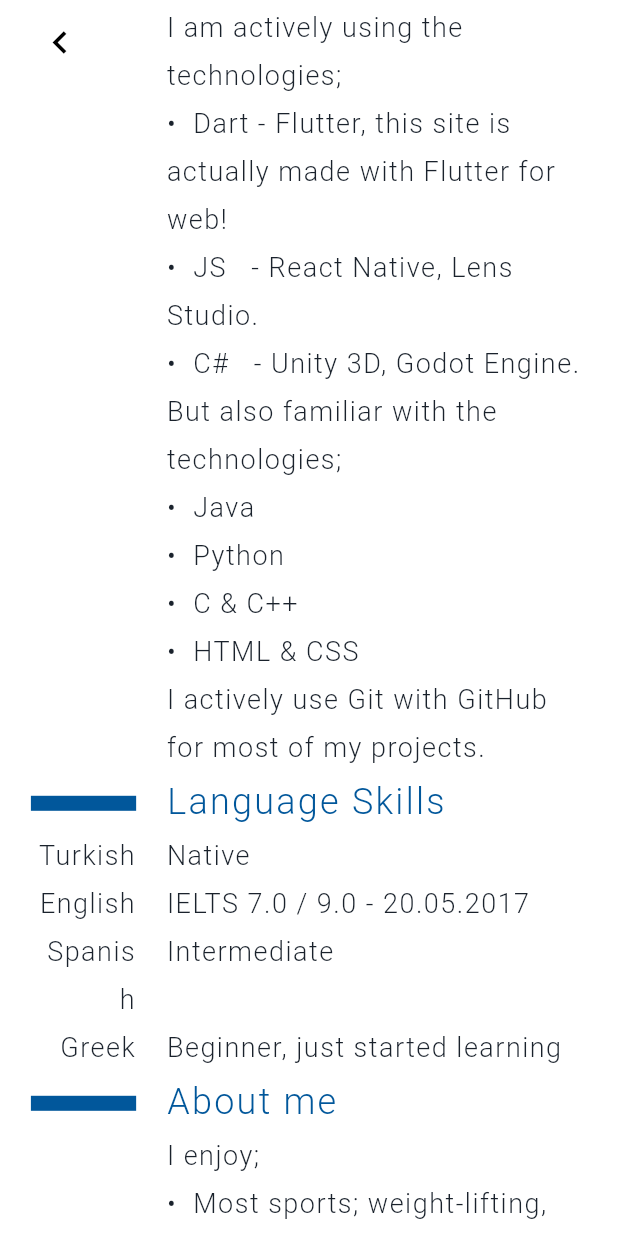
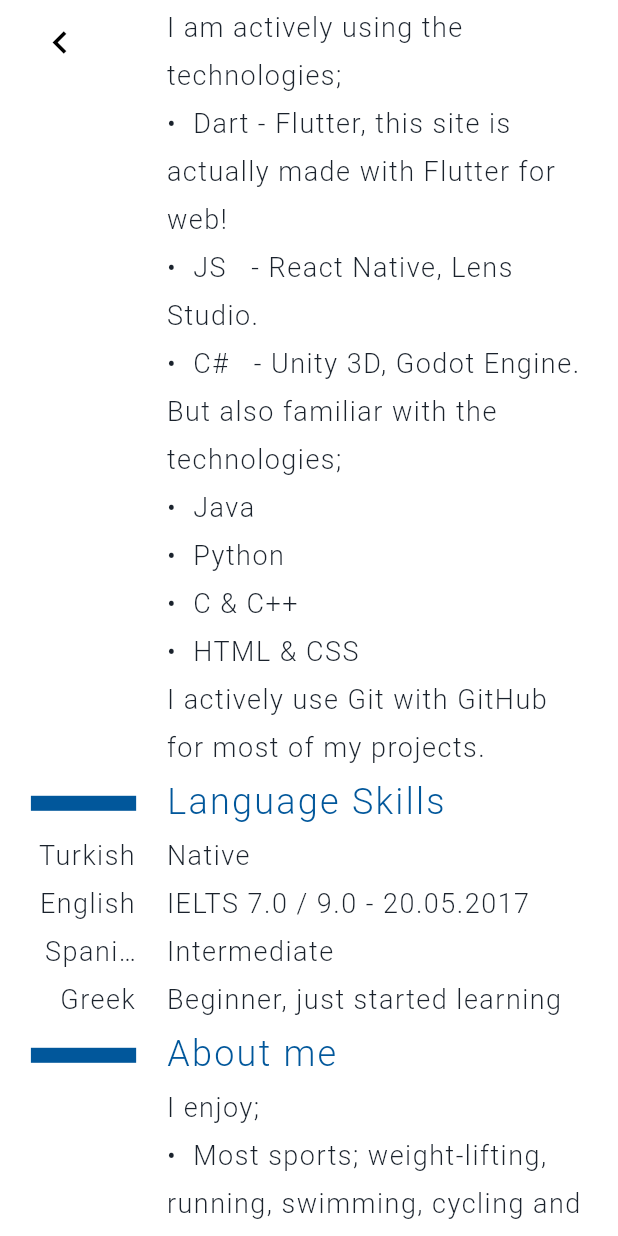
Before and after one commit to dunyakilavuz/dunyakilavuz.github.io, a Flutter app: the Curriculum screen opened by its route, scrolled down 2304 dp, on a phone screen of 412 x 824 dp. Run offline on Flutter 3.47's test engine with Material 2 defaults, Android fonts, the phone set to English and light mode, and no system bars; our stand-ins replace flutter_svg; missing offline and left inert: dart:html.

Commit message:
Quick fix on text overflows.

```diff
--- a/lib/curriculum_content.dart
+++ b/lib/curriculum_content.dart
@@ -100,9 +100,9 @@ class CurriculumContent extends StatelessWidget
         );
     }
 
-    static Text entryText(String text, BuildContext context, {TextAlign textAlign = TextAlign.left})
+    static Text entryText(String text, BuildContext context, {TextAlign textAlign = TextAlign.left, TextOverflow overflow = TextOverflow.visible})
     {
-        return Text(text , style: entryTextStyle(context), textAlign: textAlign);
+        return Text(text , style: entryTextStyle(context), textAlign: textAlign, overflow: overflow);
     }
 
     static TableRow seperator(double height)
@@ -124,7 +124,7 @@ class CurriculumContent extends StatelessWidget
         (
             children:
             [
-                entryText(key, context, textAlign: TextAlign.right),
+                entryText(key, context, textAlign: TextAlign.right, overflow: TextOverflow.ellipsis),
                 Container(),
                 entryText(value, context),
             ]
```
Also changed, not shown: 3 other files.
